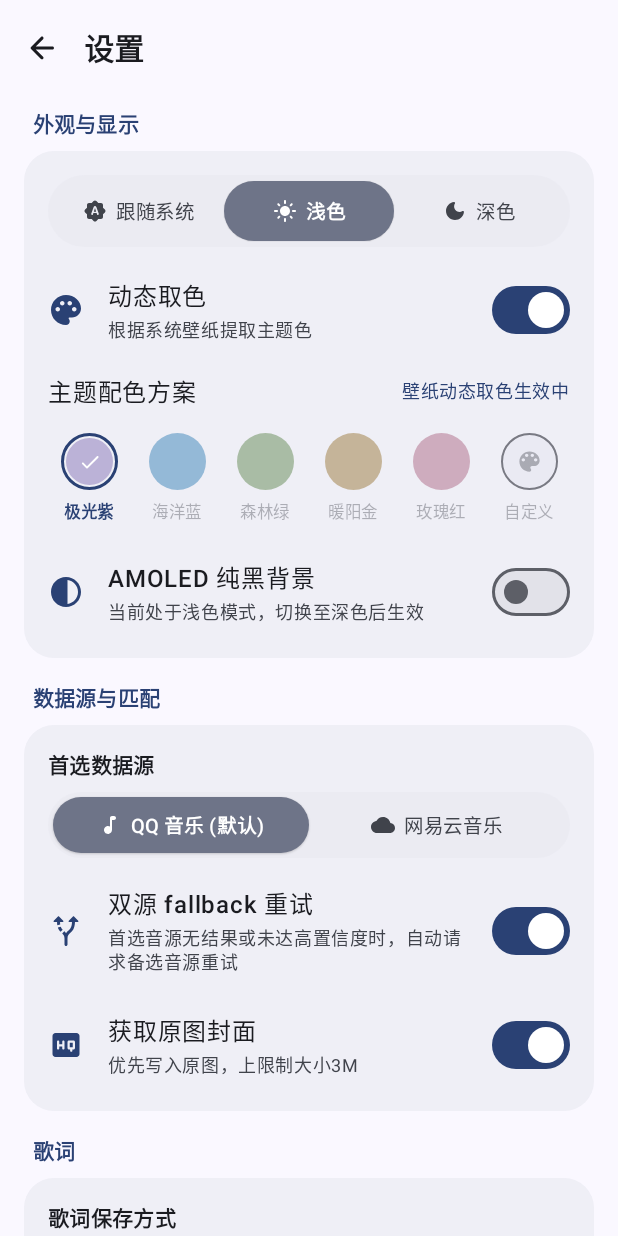
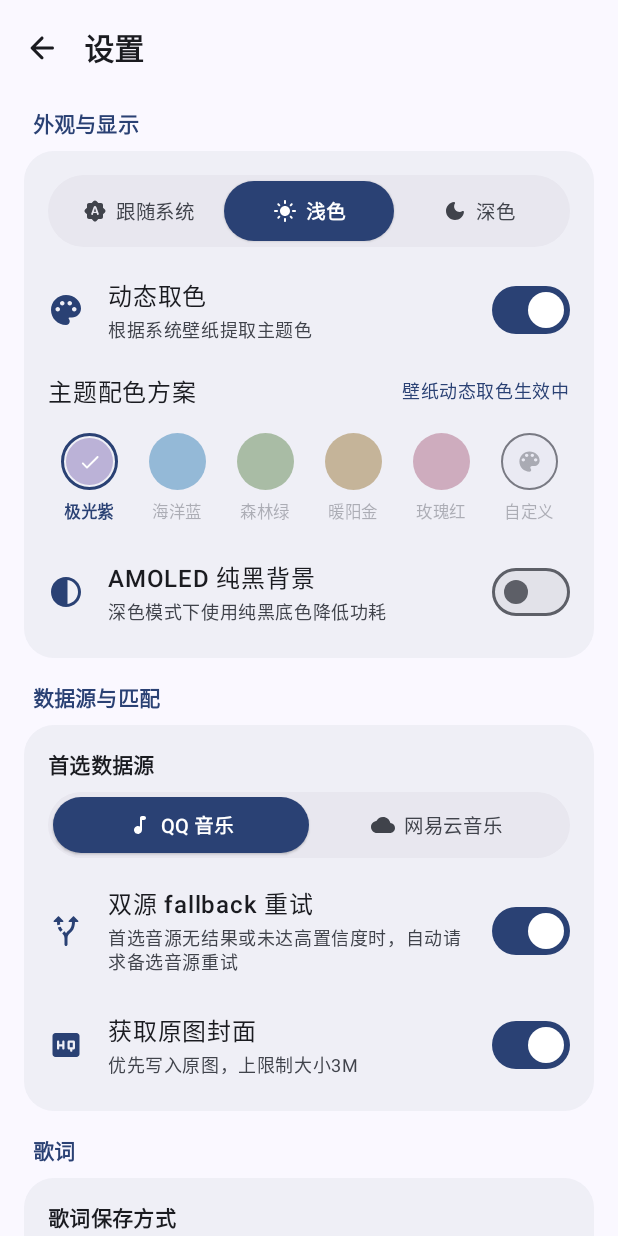
Before and after one commit to Viemean/Mutag, an Android app built with Jetpack Compose: the SettingsScreen screen opened through its navigation route, after a tap on "浅色", on a phone screen of 412 x 824 dp. Run offline under Robolectric (Android 15) with nearby library versions, the phone set to English and light mode, and no system bars; pictures from the network do not load; 2 statements that could not run were skipped.

Commit message:
style(settings): refine segmented control colors and labels

```diff
--- a/app/src/main/kotlin/org/mutag/app/settings/SettingsModel.kt
+++ b/app/src/main/kotlin/org/mutag/app/settings/SettingsModel.kt
@@ -18,7 +18,7 @@ enum class ThemeMode(val title: String) {
  * @param title 数据源名称文本
  */
 enum class MetadataSource(val id: String, val title: String) {
-    QQ_MUSIC("qqmusic", "QQ 音乐 (默认)"),
+    QQ_MUSIC("qqmusic", "QQ 音乐"),
     NETEASE("netease", "网易云音乐"),
 }
 
--- a/app/src/main/kotlin/org/mutag/app/settings/SettingsScreen.kt
+++ b/app/src/main/kotlin/org/mutag/app/settings/SettingsScreen.kt
@@ -170,11 +170,7 @@ fun SettingsScreen(viewModel: SettingsViewModel, onNavigateBack: () -> Unit) {
                     SettingsSwitchRow(
                         icon = Icons.Rounded.Contrast,
                         title = "AMOLED 纯黑背景",
-                        subtitle = if (state.themeMode == ThemeMode.LIGHT) {
-                            "当前处于浅色模式，切换至深色后生效"
-                        } else {
-                            "深色模式下使用纯黑底色降低功耗"
-                        },
+                        subtitle = "深色模式下使用纯黑底色降低功耗",
                         checked = state.amoledBlack,
                         onCheckedChange = viewModel::setAmoledBlack,
                     )
@@ -418,7 +414,7 @@ private fun <T> SlidingSegmentedControl(
             .fillMaxWidth()
             .height(height),
         shape = RoundedCornerShape(height / 2),
-        color = MaterialTheme.colorScheme.surfaceContainerHigh.copy(alpha = 0.5f),
+        color = MaterialTheme.colorScheme.surfaceContainerHigh,
     ) {
         BoxWithConstraints(
             modifier = Modifier
@@ -444,8 +440,8 @@ private fun <T> SlidingSegmentedControl(
                     .width(itemWidth)
                     .fillMaxHeight(),
                 shape = RoundedCornerShape((height - padding * 2) / 2),
-                color = MaterialTheme.colorScheme.secondaryContainer,
-                shadowElevation = 0.5.dp,
+                color = MaterialTheme.colorScheme.primary,
+                shadowElevation = 1.dp,
             ) {}
 
             Row(modifier = Modifier.fillMaxSize()) {
@@ -453,7 +449,7 @@ private fun <T> SlidingSegmentedControl(
                     val isSelected = item == selectedItem
                     val animatedContentColor by animateColorAsState(
                         targetValue = if (isSelected) {
-                            MaterialTheme.colorScheme.onSecondaryContainer
+                            MaterialTheme.colorScheme.onPrimary
                         } else {
                             MaterialTheme.colorScheme.onSurfaceVariant
                         },
```
